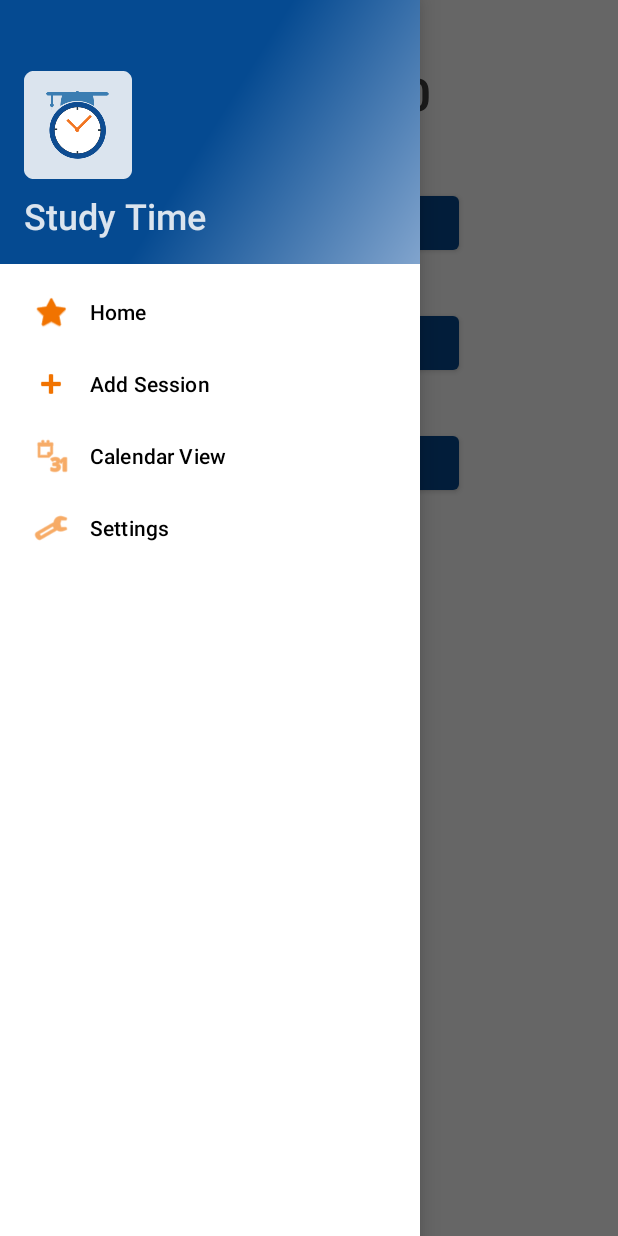
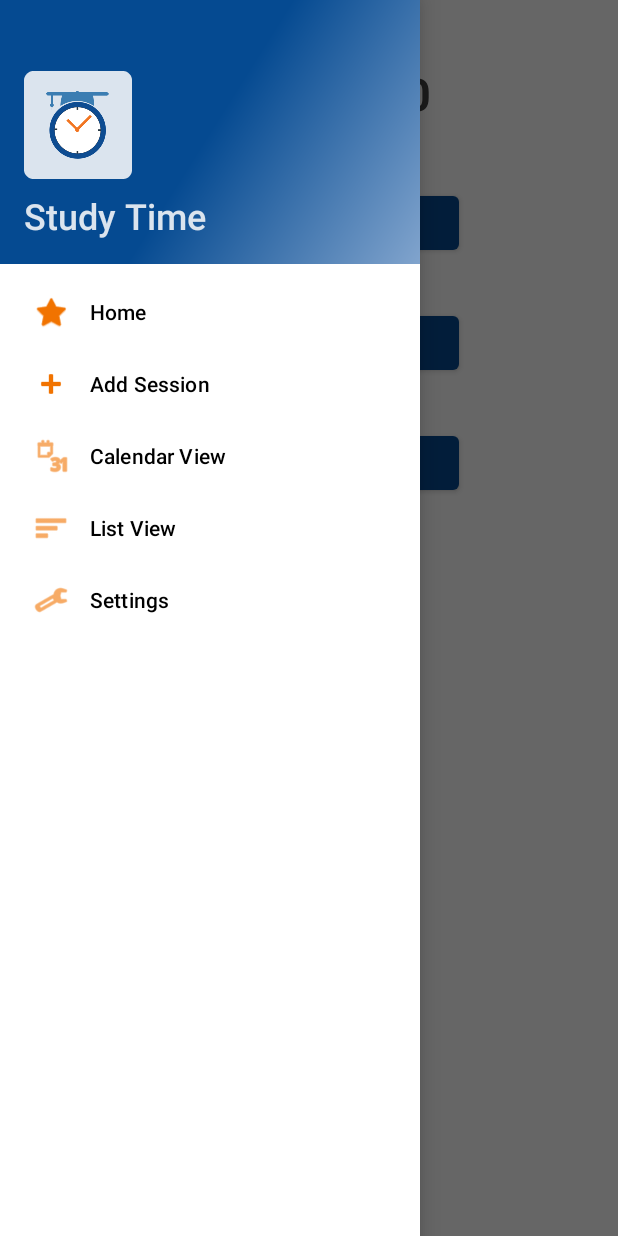
Before and after one commit to bdcrisco/StudyTime, an Android app: the screen it shows after launch (MainActivity), with the side drawer open, on a phone screen of 412 x 824 dp. Run offline under Robolectric (Android 15) with nearby library versions, the phone set to English and light mode, and no system bars; our stand-ins replace navigation-ui.

Commit message:
Added List View as Fragment on Drawer Menu

```diff
--- a/app/src/main/java/com/example/StudyTime/CalendarFragment.java
+++ b/app/src/main/java/com/example/StudyTime/CalendarFragment.java
@@ -3,7 +3,6 @@ package com.example.StudyTime;
 import androidx.annotation.NonNull;
 import androidx.annotation.RequiresApi;
 import androidx.fragment.app.Fragment;
-import androidx.fragment.app.FragmentActivity;
 
 import android.content.Intent;
 import android.os.Build;
@@ -84,7 +83,7 @@ public class CalendarFragment extends Fragment {
     }
 
     public void moveToRecycler(View view) {
-        Intent intent = new Intent(getActivity(), RecyclerActivity.class);
+        Intent intent = new Intent(getActivity(), RecyclerFragment.class);
         startActivity(intent);
     }
 
--- a/app/src/main/java/com/example/StudyTime/MainActivity.java
+++ b/app/src/main/java/com/example/StudyTime/MainActivity.java
@@ -104,6 +104,9 @@ public class MainActivity extends AppCompatActivity {
          else if (menuID == R.id.settings_view){
             viewPager.setCurrentItem(3);
         }
+        else if (menuID == R.id.recycler_view){
+            viewPager.setCurrentItem(4);
+        }
     }
 
     private class PagerAdapter extends FragmentStateAdapter {
@@ -126,12 +129,15 @@ public class MainActivity extends AppCompatActivity {
             else if (position == 3){
                 fragment = new SettingsFragment();
             }
+            else if (position == 4){
+                fragment = new RecyclerFragment();
+            }
             return fragment;
         }
         @Override
         public int getItemCount() {
             /* The number of fragments managed by the adapter */
-            return 4;
+            return 5;
         }
     }
 
--- a/app/src/main/res/menu/activity_main_drawer.xml
+++ b/app/src/main/res/menu/activity_main_drawer.xml
@@ -20,9 +20,15 @@
             android:tint="@color/themeOrange"
             android:title="@string/calendar_view" />
         <item
+            android:id="@+id/recycler_view"
+            android:icon="@android:drawable/ic_menu_sort_by_size"
+            android:tint="@color/themeOrange"
+            android:title="@string/recycler" />
+        <item
             android:id="@+id/settings_view"
             android:icon="@drawable/ic_menu_manage"
             android:tint="@color/themeOrange"
             android:title="@string/settings" />
+
     </group>
 </menu>
--- a/app/src/main/res/navigation/mobile_navigation.xml
+++ b/app/src/main/res/navigation/mobile_navigation.xml
@@ -28,4 +28,10 @@
         android:name="com.example.StudyTime.HomeFragment"
         android:label="Home"
         tools:layout="@layout/activity_home" />
+
+    <fragment
+        android:id="@+id/nav_recycler"
+        android:name="com.example.StudyTime.RecyclerFragment"
+        android:label="List View"
+        tools:layout="@layout/activity_recycler" />
 </navigation>
--- a/app/src/main/res/values/strings.xml
+++ b/app/src/main/res/values/strings.xml
@@ -31,6 +31,7 @@
     <string name="account">Account</string>
     <!-- TODO: Remove or change this placeholder text -->
     <string name="hello_blank_fragment">Hello blank fragment</string>
+    <string name="recycler">List View</string>
 
 
 </resources>
```
Also changed, not shown: app/src/main/java/com/example/StudyTime/RecyclerActivity.java (deleted, +0 -51 lines), app/src/main/java/com/example/StudyTime/RecyclerFragment.java (added, +68 -0 lines), app/src/main/res/layout/activity_recycler.xml (+7 -7 lines).
